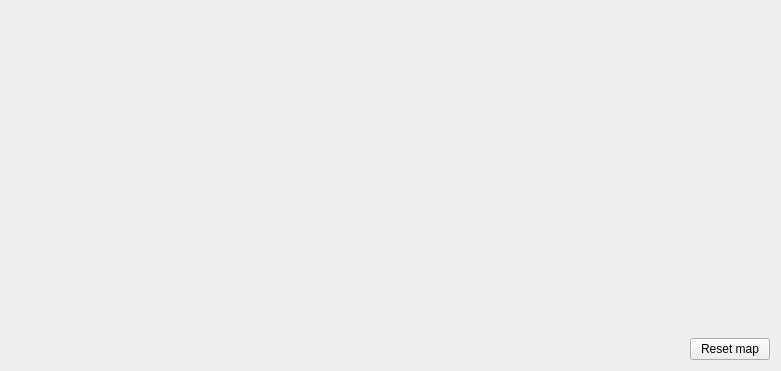
First picture: the form in forms/map.ui, repository kecajjo/ROMapp, before the edit.
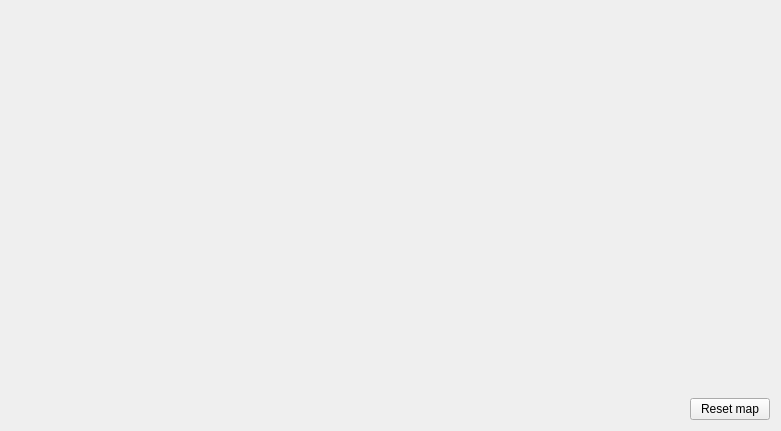
Second picture: the form after the edit.

The edit to the form file:
```diff
--- a/forms/map.ui
+++ b/forms/map.ui
@@ -7,7 +7,7 @@
     <x>0</x>
     <y>0</y>
     <width>781</width>
-    <height>371</height>
+    <height>431</height>
    </rect>
   </property>
   <property name="windowTitle">
```
